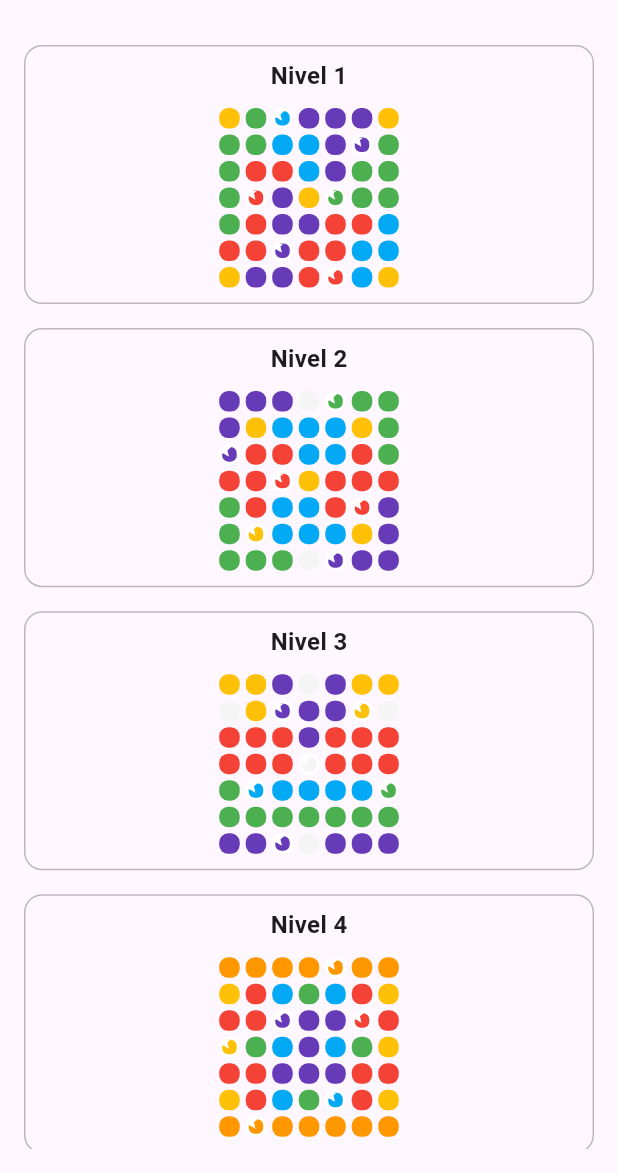
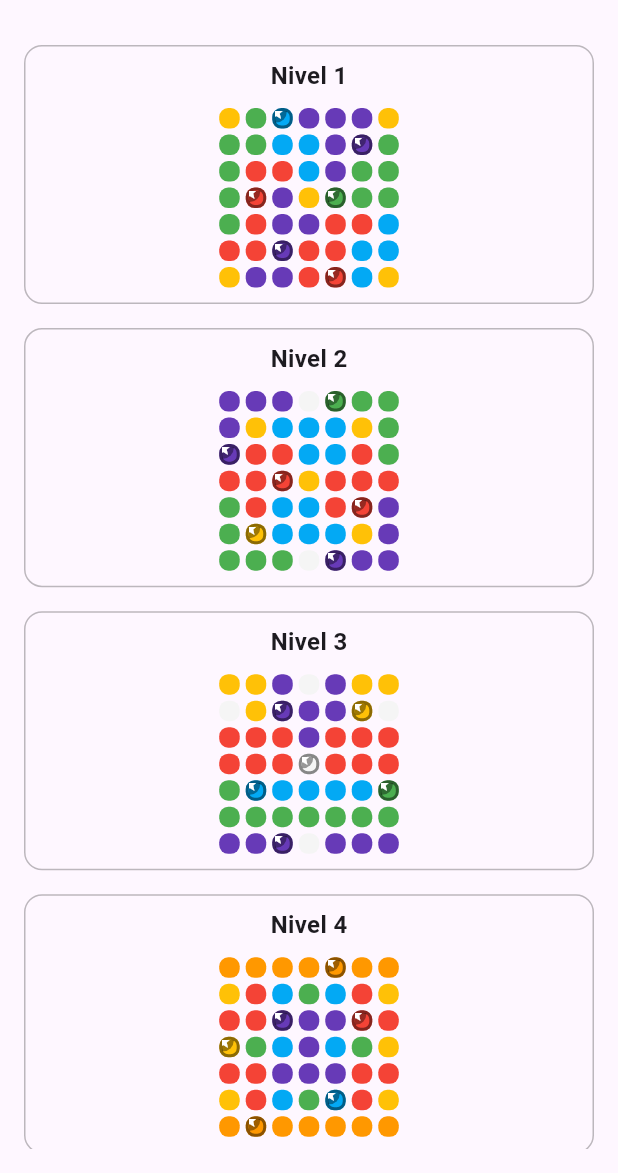
Before and after one commit to GermanBarron12/brilliantt, a Flutter app: the SeleccionNivelScreen screen opened directly, on a phone screen of 412 x 824 dp, the part 63-1236 px from its top. Run offline on Flutter 3.47's test engine with Material 3 defaults, Android fonts, the phone set to English and light mode, and no system bars; our stand-ins replace bloc, equatable, flutter_bloc.

Commit message:
fix: icono y borde de estrella visibles tambien en casillas blancas
El icono de estrella y su borde eran blancos: en nivel 3, la estrella
que cae en una casilla de zona blanca quedaba casi invisible (mismo
tono que el fondo). Se agrega un fondo circular negro semitransparente
detras del icono y se cambia el borde a negro semitransparente; en el
resto de los colores de zona se sigue viendo igual de bien.

```diff
--- a/lib/tablero_widget.dart
+++ b/lib/tablero_widget.dart
@@ -106,10 +106,19 @@ class _Casilla extends StatelessWidget {
                   ),
                 ),
               if (esEstrella)
-                const Positioned(
+                Positioned(
                   right: 2,
                   bottom: 2,
-                  child: Icon(Icons.star, color: Colors.white, size: 14),
+                  // Fondo circular oscuro semitransparente detrás del
+                  // ícono: sin esto, la estrella blanca es casi invisible
+                  // en las casillas de zona blanca (mismo tono que el
+                  // ícono), y queda igual de legible en el resto de los
+                  // colores.
+                  child: Container(
+                    padding: const EdgeInsets.all(1),
+                    decoration: const BoxDecoration(color: Colors.black38, shape: BoxShape.circle),
+                    child: const Icon(Icons.star, color: Colors.white, size: 12),
+                  ),
                 ),
               if (repetida)
                 const Positioned(
@@ -127,7 +136,9 @@ class _Casilla extends StatelessWidget {
   Border? _borde() {
     if (repetida) return Border.all(color: Colors.black, width: 4);
     if (seleccionada) return Border.all(color: Colors.black, width: 3);
-    if (esEstrella) return Border.all(color: Colors.white, width: 2);
+    // Negro semitransparente (no blanco): el blanco se perdía contra las
+    // casillas de zona blanca, mismo problema que el ícono de arriba.
+    if (esEstrella) return Border.all(color: Colors.black45, width: 2);
     return null;
   }
 }
```
